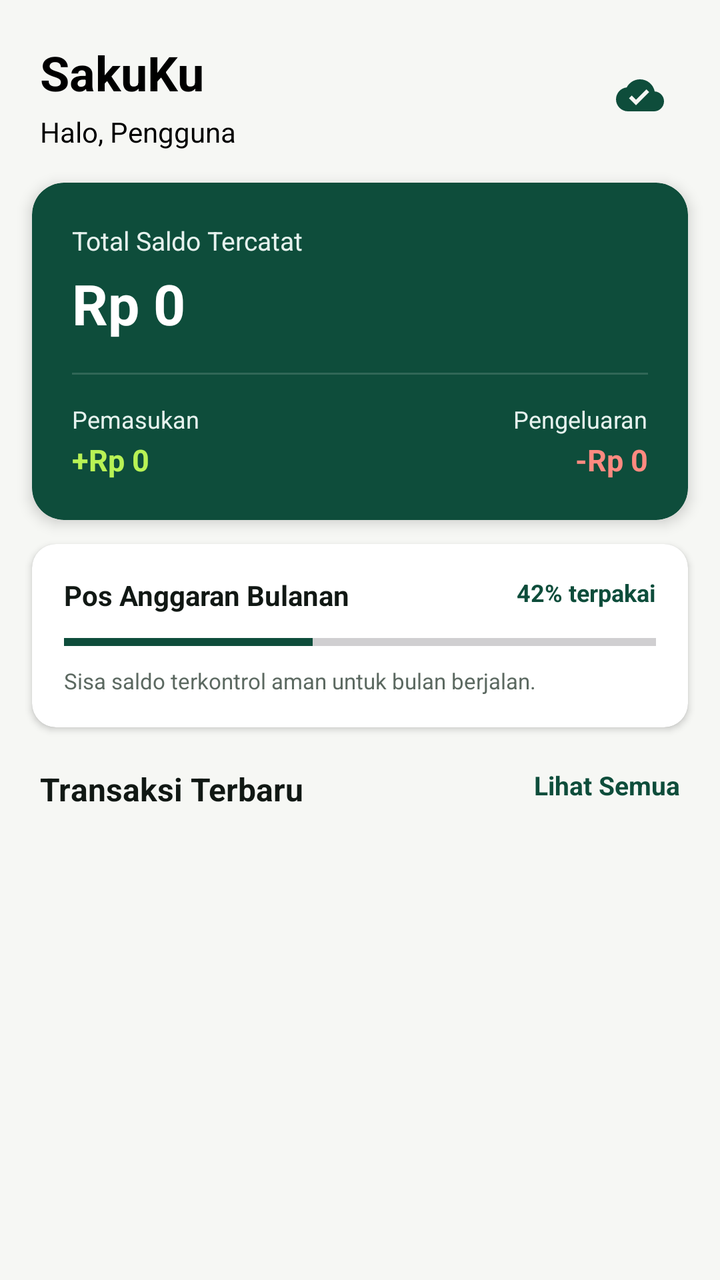
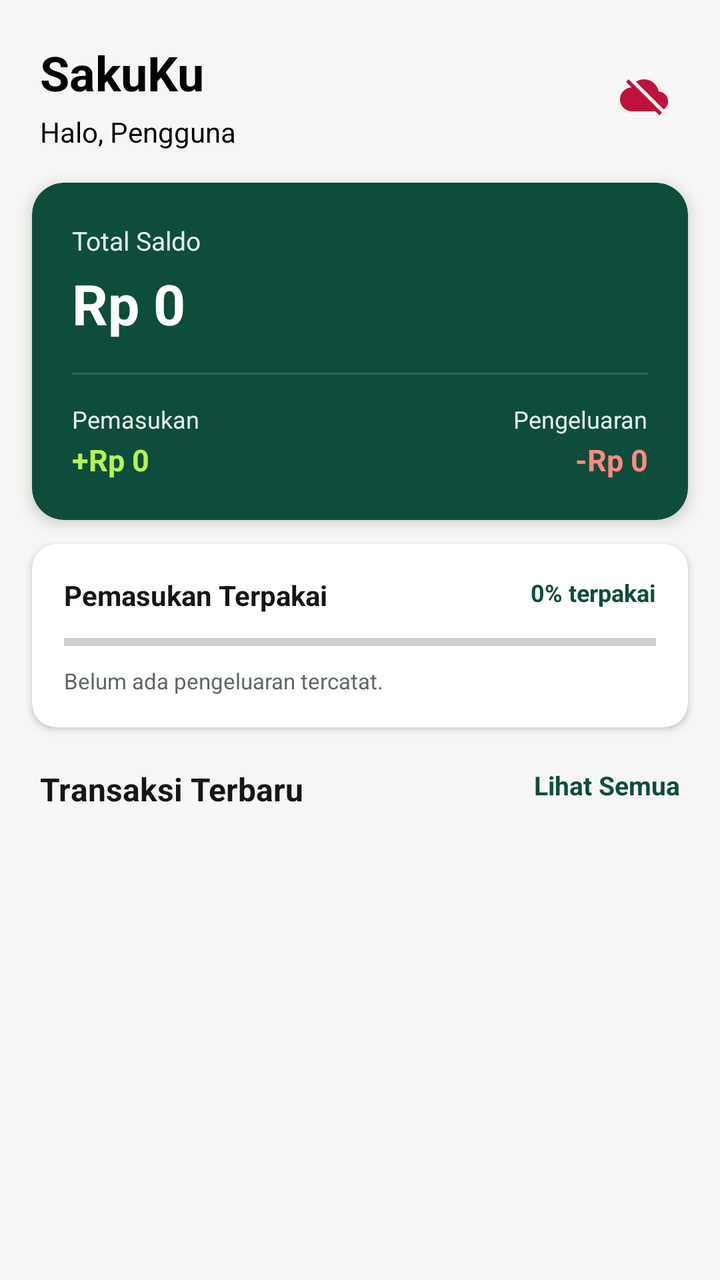

The first picture is an Android layout as it rendered before a commit; the second is the same layout after the commit. The layout source and the unified diff follow.
<!-- AndroidManifest.xml: application theme Theme.SakuKu -->
<!-- res/layout/fragment_beranda.xml -->
<?xml version="1.0" encoding="utf-8"?>
<androidx.constraintlayout.widget.ConstraintLayout xmlns:android="http://schemas.android.com/apk/res/android"
    xmlns:app="http://schemas.android.com/apk/res-auto"
    xmlns:tools="http://schemas.android.com/tools"
    android:layout_width="match_parent"
    android:layout_height="match_parent"
    android:background="@color/canvas_stone">

    
    <androidx.core.widget.NestedScrollView
        android:id="@+id/scrollBeranda"
        android:layout_width="match_parent"
        android:layout_height="0dp"
        android:fillViewport="true"
        app:layout_constraintBottom_toBottomOf="parent"
        app:layout_constraintEnd_toEndOf="parent"
        app:layout_constraintStart_toStartOf="parent"
        app:layout_constraintTop_toTopOf="parent">

        <androidx.constraintlayout.widget.ConstraintLayout
            android:layout_width="match_parent"
            android:layout_height="wrap_content"
            android:paddingBottom="24dp">

            
            <TextView
                android:id="@+id/txtAppTitle"
                android:layout_width="0dp"
                android:layout_height="wrap_content"
                android:layout_marginStart="20dp"
                android:layout_marginTop="20dp"
                android:layout_marginEnd="12dp"
                android:text="@string/app_name"
                android:textColor="@color/black"
                android:textSize="24sp"
                android:textStyle="bold"
                app:layout_constraintEnd_toStartOf="@+id/imgStatusData"
                app:layout_constraintStart_toStartOf="parent"
                app:layout_constraintTop_toTopOf="parent" />

            <TextView
                android:id="@+id/txtGreeting"
                android:layout_width="0dp"
                android:layout_height="wrap_content"
                android:layout_marginStart="20dp"
                android:layout_marginTop="4dp"
                android:layout_marginEnd="12dp"
                android:text="Halo, Pengguna"
                android:textColor="@color/black"
                android:textSize="14sp"
                app:layout_constraintEnd_toStartOf="@+id/imgStatusData"
                app:layout_constraintStart_toStartOf="parent"
                app:layout_constraintTop_toBottomOf="@+id/txtAppTitle" />

            
            <ImageView
                android:id="@+id/imgStatusData"
                android:layout_width="40dp"
                android:layout_height="40dp"
                android:layout_marginEnd="20dp"
                android:background="?attr/selectableItemBackgroundBorderless"
                android:contentDescription="Status Data"
                android:padding="8dp"
                android:src="@drawable/baseline_cloud_done_24"
                app:layout_constraintBottom_toBottomOf="@+id/txtGreeting"
                app:layout_constraintEnd_toEndOf="parent"
                app:layout_constraintTop_toTopOf="@+id/txtAppTitle"
                app:tint="@color/pine_primary" />

            
            <androidx.cardview.widget.CardView
                android:id="@+id/cardSaldo"
                android:layout_width="0dp"
                android:layout_height="wrap_content"
                android:layout_marginHorizontal="16dp"
                android:layout_marginTop="16dp"
                app:cardBackgroundColor="@color/pine_primary"
                app:cardCornerRadius="16dp"
                app:cardElevation="4dp"
                app:layout_constraintEnd_toEndOf="parent"
                app:layout_constraintStart_toStartOf="parent"
                app:layout_constraintTop_toBottomOf="@+id/txtGreeting">

                <androidx.constraintlayout.widget.ConstraintLayout
                    android:layout_width="match_parent"
                    android:layout_height="wrap_content"
                    android:padding="20dp">

                    <TextView
                        android:id="@+id/lblTotalSaldo"
                        android:layout_width="wrap_content"
                        android:layout_height="wrap_content"
                        android:text="Total Saldo Tercatat"
                        android:textColor="@color/pine_subtle"
                        android:textSize="13sp"
                        app:layout_constraintStart_toStartOf="parent"
                        app:layout_constraintTop_toTopOf="parent" />

                    <TextView
                        android:id="@+id/txtTotalSaldo"
                        android:layout_width="wrap_content"
                        android:layout_height="wrap_content"
                        android:layout_marginTop="4dp"
                        android:text="Rp 0"
                        android:textColor="@color/surface_white"
                        android:textSize="28sp"
                        android:textStyle="bold"
                        app:layout_constraintStart_toStartOf="parent"
                        app:layout_constraintTop_toBottomOf="@+id/lblTotalSaldo" />

                    <View
                        android:id="@+id/dividerSaldo"
                        android:layout_width="0dp"
                        android:layout_height="1dp"
                        android:layout_marginTop="16dp"
                        android:background="#25FFFFFF"
                        app:layout_constraintEnd_toEndOf="parent"
                        app:layout_constraintStart_toStartOf="parent"
                        app:layout_constraintTop_toBottomOf="@+id/txtTotalSaldo" />

                    
                    <TextView
                        android:id="@+id/lblPemasukan"
                        android:layout_width="wrap_content"
                        android:layout_height="wrap_content"
                        android:layout_marginTop="14dp"
                        android:text="Pemasukan"
                        android:textColor="@color/pine_subtle"
                        android:textSize="12sp"
                        app:layout_constraintStart_toStartOf="parent"
                        app:layout_constraintTop_toBottomOf="@+id/dividerSaldo" />

                    <TextView
                        android:id="@+id/txtTotalMasuk"
                        android:layout_width="wrap_content"
                        android:layout_height="wrap_content"
                        android:layout_marginTop="2dp"
                        android:text="+Rp 0"
                        android:textColor="@color/lime_accent"
                        android:textSize="15sp"
                        android:textStyle="bold"
                        app:layout_constraintStart_toStartOf="parent"
                        app:layout_constraintTop_toBottomOf="@+id/lblPemasukan" />

                    
                    <TextView
                        android:id="@+id/lblPengeluaran"
                        android:layout_width="wrap_content"
                        android:layout_height="wrap_content"
                        android:layout_marginTop="14dp"
                        android:text="Pengeluaran"
                        android:textColor="@color/pine_subtle"
                        android:textSize="12sp"
                        app:layout_constraintEnd_toEndOf="parent"
                        app:layout_constraintTop_toBottomOf="@+id/dividerSaldo" />

                    <TextView
                        android:id="@+id/txtTotalKeluar"
                        android:layout_width="wrap_content"
                        android:layout_height="wrap_content"
                        android:layout_marginTop="2dp"
                        android:text="-Rp 0"
                        android:textColor="#FF8A80"
                        android:textSize="15sp"
                        android:textStyle="bold"
                        app:layout_constraintEnd_toEndOf="parent"
                        app:layout_constraintTop_toBottomOf="@+id/lblPengeluaran" />

                </androidx.constraintlayout.widget.ConstraintLayout>
            </androidx.cardview.widget.CardView>

            
            <androidx.cardview.widget.CardView
                android:id="@+id/cardAnggaran"
                android:layout_width="0dp"
                android:layout_height="wrap_content"
                android:layout_marginHorizontal="16dp"
                android:layout_marginTop="12dp"
                app:cardBackgroundColor="@color/surface_white"
                app:cardCornerRadius="12dp"
                app:cardElevation="2dp"
                app:layout_constraintEnd_toEndOf="parent"
                app:layout_constraintStart_toStartOf="parent"
                app:layout_constraintTop_toBottomOf="@+id/cardSaldo">

                <androidx.constraintlayout.widget.ConstraintLayout
                    android:layout_width="match_parent"
                    android:layout_height="wrap_content"
                    android:padding="16dp">

                    <TextView
                        android:id="@+id/lblAnggaran"
                        android:layout_width="wrap_content"
                        android:layout_height="wrap_content"
                        android:text="Pos Anggaran Bulanan"
                        android:textColor="@color/text_primary"
                        android:textSize="14sp"
                        android:textStyle="bold"
                        app:layout_constraintStart_toStartOf="parent"
                        app:layout_constraintTop_toTopOf="parent" />

                    <TextView
                        android:id="@+id/txtPersenAnggaran"
                        android:layout_width="wrap_content"
                        android:layout_height="wrap_content"
                        android:text="42% terpakai"
                        android:textColor="@color/pine_primary"
                        android:textSize="12sp"
                        android:textStyle="bold"
                        app:layout_constraintEnd_toEndOf="parent"
                        app:layout_constraintTop_toTopOf="parent" />

                    <ProgressBar
                        android:id="@+id/progressAnggaran"
                        style="?android:attr/progressBarStyleHorizontal"
                        android:layout_width="0dp"
                        android:layout_height="8dp"
                        android:layout_marginTop="10dp"
                        android:progress="42"
                        android:progressTint="@color/pine_primary"
                        app:layout_constraintEnd_toEndOf="parent"
                        app:layout_constraintStart_toStartOf="parent"
                        app:layout_constraintTop_toBottomOf="@+id/lblAnggaran" />

                    <TextView
                        android:id="@+id/txtKetAnggaran"
                        android:layout_width="0dp"
                        android:layout_height="wrap_content"
                        android:layout_marginTop="8dp"
                        android:text="Sisa saldo terkontrol aman untuk bulan berjalan."
                        android:textColor="@color/text_muted"
                        android:textSize="11sp"
                        app:layout_constraintEnd_toEndOf="parent"
                        app:layout_constraintStart_toStartOf="parent"
                        app:layout_constraintTop_toBottomOf="@+id/progressAnggaran" />

                </androidx.constraintlayout.widget.ConstraintLayout>
            </androidx.cardview.widget.CardView>

            
            <TextView
                android:id="@+id/lblRecent"
                android:layout_width="wrap_content"
                android:layout_height="wrap_content"
                android:layout_marginStart="20dp"
                android:layout_marginTop="20dp"
                android:text="Transaksi Terbaru"
                android:textColor="@color/text_primary"
                android:textSize="16sp"
                android:textStyle="bold"
                app:layout_constraintStart_toStartOf="parent"
                app:layout_constraintTop_toBottomOf="@+id/cardAnggaran" />

            <TextView
                android:id="@+id/txtLihatSemua"
                android:layout_width="wrap_content"
                android:layout_height="wrap_content"
                android:layout_marginTop="20dp"
                android:layout_marginEnd="20dp"
                android:text="Lihat Semua"
                android:textColor="@color/pine_primary"
                android:textSize="13sp"
                android:textStyle="bold"
                app:layout_constraintEnd_toEndOf="parent"
                app:layout_constraintTop_toBottomOf="@+id/cardAnggaran" />

            
            <androidx.recyclerview.widget.RecyclerView
                android:id="@+id/rvRecentTransaksi"
                android:layout_width="0dp"
                android:layout_height="wrap_content"
                android:layout_marginTop="8dp"
                android:nestedScrollingEnabled="false"
                app:layout_constraintEnd_toEndOf="parent"
                app:layout_constraintStart_toStartOf="parent"
                app:layout_constraintTop_toBottomOf="@+id/lblRecent"
                tools:itemCount="3"
                tools:listitem="@layout/card_transaksi" />

        </androidx.constraintlayout.widget.ConstraintLayout>
    </androidx.core.widget.NestedScrollView>

</androidx.constraintlayout.widget.ConstraintLayout>
<!-- res/layout/card_transaksi.xml (included above) -->
<?xml version="1.0" encoding="utf-8"?>
<androidx.constraintlayout.widget.ConstraintLayout xmlns:android="http://schemas.android.com/apk/res/android"
    xmlns:app="http://schemas.android.com/apk/res-auto"
    xmlns:tools="http://schemas.android.com/tools"
    android:layout_width="match_parent"
    android:layout_height="wrap_content">

    <androidx.cardview.widget.CardView
        android:layout_width="0dp"
        android:layout_height="wrap_content"
        android:layout_marginHorizontal="16dp"
        android:layout_marginVertical="6dp"
        app:cardBackgroundColor="@color/surface_white"
        app:cardCornerRadius="12dp"
        app:cardElevation="2dp"
        app:layout_constraintBottom_toBottomOf="parent"
        app:layout_constraintEnd_toEndOf="parent"
        app:layout_constraintStart_toStartOf="parent"
        app:layout_constraintTop_toTopOf="parent">

        <androidx.constraintlayout.widget.ConstraintLayout
            android:layout_width="match_parent"
            android:layout_height="wrap_content"
            android:padding="14dp">

            
            <ImageView
                android:id="@+id/imgKategori"
                android:layout_width="44dp"
                android:layout_height="44dp"
                android:background="@drawable/bg_spinner"
                android:backgroundTint="@color/pine_subtle"
                android:padding="10dp"
                android:src="@drawable/baseline_receipt_long_24"
                app:layout_constraintBottom_toBottomOf="parent"
                app:layout_constraintStart_toStartOf="parent"
                app:layout_constraintTop_toTopOf="parent"
                app:tint="@color/pine_primary" />

            
            <TextView
                android:id="@+id/txtJudul"
                android:layout_width="0dp"
                android:layout_height="wrap_content"
                android:layout_marginStart="12dp"
                android:layout_marginEnd="8dp"
                android:ellipsize="end"
                android:maxLines="1"
                android:text="Warung Bu Sari"
                android:textColor="@color/text_primary"
                android:textSize="15sp"
                android:textStyle="bold"
                app:layout_constraintEnd_toStartOf="@+id/txtNominal"
                app:layout_constraintStart_toEndOf="@+id/imgKategori"
                app:layout_constraintTop_toTopOf="parent" />

            
            <TextView
                android:id="@+id/txtSubDetail"
                android:layout_width="0dp"
                android:layout_height="wrap_content"
                android:layout_marginStart="12dp"
                android:layout_marginTop="4dp"
                android:layout_marginEnd="8dp"
                android:ellipsize="end"
                android:maxLines="1"
                android:text="Makan &amp; Minum · Tunai · 12 Nov 2026"
                android:textColor="@color/text_muted"
                android:textSize="12sp"
                app:layout_constraintBottom_toBottomOf="parent"
                app:layout_constraintEnd_toStartOf="@+id/txtNominal"
                app:layout_constraintStart_toEndOf="@+id/imgKategori"
                app:layout_constraintTop_toBottomOf="@+id/txtJudul" />

            
            <TextView
                android:id="@+id/txtNominal"
                android:layout_width="wrap_content"
                android:layout_height="wrap_content"
                android:text="-Rp 32.000"
                android:textColor="@color/expense_rose"
                android:textSize="15sp"
                android:textStyle="bold"
                app:layout_constraintBottom_toBottomOf="parent"
                app:layout_constraintEnd_toEndOf="parent"
                app:layout_constraintTop_toTopOf="parent" />

        </androidx.constraintlayout.widget.ConstraintLayout>
    </androidx.cardview.widget.CardView>

</androidx.constraintlayout.widget.ConstraintLayout>
<!-- resources referenced by this layout -->
<resources>
  <color name="black">#FF000000</color>
  <color name="canvas_stone">#F6F7F4</color>
  <color name="expense_rose">#BE123C</color>
  <color name="lime_accent">#B8F255</color>
  <color name="pine_primary">#0E4D3B</color>
  <color name="pine_subtle">#E6F2EE</color>
  <color name="surface_white">#FFFFFF</color>
  <color name="text_muted">#5C6961</color>
  <color name="text_primary">#111814</color>
  <!-- drawable baseline_cloud_done_24 (drawable) -->
  <vector xmlns:android="http://schemas.android.com/apk/res/android"
      android:width="24dp"
      android:height="24dp"
      android:viewportWidth="24"
      android:viewportHeight="24">
    <path
        android:fillColor="@android:color/white"
        android:pathData="M19.35,10.04C18.67,6.59 15.64,4 12,4 9.11,4 6.6,5.64 5.35,8.04 2.34,8.36 0,10.91 0,14c0,3.31 2.69,6 6,6h13c2.76,0 5,-2.24 5,-5 0,-2.64 -2.05,-4.78 -4.65,-4.96zM10,17l-3.5,-3.5 1.41,-1.41L10,14.17 15.18,9l1.41,1.41L10,17z"/>
  </vector>
  <!-- drawable bg_spinner (drawable) -->
  <?xml version="1.0" encoding="utf-8"?>
  <shape xmlns:android="http://schemas.android.com/apk/res/android">
      <solid android:color="@color/surface_white" />
      <stroke android:width="1dp" android:color="@color/border_control" />
      <corners android:radius="8dp" />
      <padding
          android:left="12dp"
          android:top="8dp"
          android:right="12dp"
          android:bottom="8dp" />
  </shape>
  <string name="app_name">SakuKu</string>
  <style name="Theme.SakuKu" parent="Base.Theme.SakuKu" />
  <color name="border_control">#849088</color>
  <style name="Base.Theme.SakuKu" parent="Theme.Material3.Light.NoActionBar">
          
          <item name="colorPrimary">@color/pine_primary</item>
          <item name="colorOnPrimary">@color/white</item>
          <item name="colorPrimaryContainer">@color/pine_subtle</item>
          <item name="colorOnPrimaryContainer">@color/pine_primary</item>
  
          <item name="colorSecondary">@color/lime_accent</item>
          <item name="colorOnSecondary">@color/pine_deep</item>
          <item name="colorSecondaryContainer">@android:color/transparent</item>
          <item name="colorOnSecondaryContainer">@color/pine_primary</item>
  
          <item name="colorSurface">@color/white</item>
          <item name="colorOnSurface">@color/text_primary</item>
  
          
          <item name="android:statusBarColor">@color/pine_primary</item>
          <item name="android:windowLightStatusBar">false</item>
          <item name="android:windowBackground">@color/canvas_stone</item>
  
          
          <item name="bottomNavigationStyle">@style/Widget.SakuKu.BottomNavigationView</item>
      </style>
  <color name="white">#FFFFFFFF</color>
  <color name="pine_deep">#0A382B</color>
  <style name="Widget.SakuKu.BottomNavigationView" parent="Widget.Material3.BottomNavigationView">
          <item name="shapeAppearance">@style/ShapeAppearance.SakuKu.BottomNav</item>
      </style>
  <style name="ShapeAppearance.SakuKu.BottomNav" parent="">
          <item name="cornerSizeTopLeft">20dp</item>
          <item name="cornerSizeTopRight">20dp</item>
          <item name="cornerSizeBottomLeft">0dp</item>
          <item name="cornerSizeBottomRight">0dp</item>
      </style>
  <!-- unchanged entries left out for length: 1 -->
</resources>

<!-- the commit's change to res/layout/fragment_beranda.xml (unified diff, before → after) -->
@@ -55,17 +55,19 @@
             
             <ImageView
                 android:id="@+id/imgStatusData"
-                android:layout_width="40dp"
-                android:layout_height="40dp"
-                android:layout_marginEnd="20dp"
+                android:layout_width="44dp"
+                android:layout_height="44dp"
+                android:layout_marginEnd="16dp"
                 android:background="?attr/selectableItemBackgroundBorderless"
+                android:clickable="true"
                 android:contentDescription="Status Data"
-                android:padding="8dp"
-                android:src="@drawable/baseline_cloud_done_24"
+                android:focusable="true"
+                android:padding="10dp"
+                android:src="@drawable/baseline_cloud_off_24"
                 app:layout_constraintBottom_toBottomOf="@+id/txtGreeting"
                 app:layout_constraintEnd_toEndOf="parent"
                 app:layout_constraintTop_toTopOf="@+id/txtAppTitle"
-                app:tint="@color/pine_primary" />
+                app:tint="@color/expense_rose" />
 
             
             <androidx.cardview.widget.CardView
@@ -90,7 +92,7 @@
                         android:id="@+id/lblTotalSaldo"
                         android:layout_width="wrap_content"
                         android:layout_height="wrap_content"
-                        android:text="Total Saldo Tercatat"
+                        android:text="Total Saldo"
                         android:textColor="@color/pine_subtle"
                         android:textSize="13sp"
                         app:layout_constraintStart_toStartOf="parent"
@@ -192,7 +194,7 @@
                         android:id="@+id/lblAnggaran"
                         android:layout_width="wrap_content"
                         android:layout_height="wrap_content"
-                        android:text="Pos Anggaran Bulanan"
+                        android:text="Pemasukan Terpakai"
                         android:textColor="@color/text_primary"
                         android:textSize="14sp"
                         android:textStyle="bold"
@@ -203,7 +205,7 @@
                         android:id="@+id/txtPersenAnggaran"
                         android:layout_width="wrap_content"
                         android:layout_height="wrap_content"
-                        android:text="42% terpakai"
+                        android:text="0% terpakai"
                         android:textColor="@color/pine_primary"
                         android:textSize="12sp"
                         android:textStyle="bold"
@@ -216,7 +218,7 @@
                         android:layout_width="0dp"
                         android:layout_height="8dp"
                         android:layout_marginTop="10dp"
-                        android:progress="42"
+                        android:progress="0"
                         android:progressTint="@color/pine_primary"
                         app:layout_constraintEnd_toEndOf="parent"
                         app:layout_constraintStart_toStartOf="parent"
@@ -227,7 +229,7 @@
                         android:layout_width="0dp"
                         android:layout_height="wrap_content"
                         android:layout_marginTop="8dp"
-                        android:text="Sisa saldo terkontrol aman untuk bulan berjalan."
+                        android:text="Belum ada pengeluaran tercatat."
                         android:textColor="@color/text_muted"
                         android:textSize="11sp"
                         app:layout_constraintEnd_toEndOf="parent"
@@ -330,7 +332,7 @@
                 android:layout_marginEnd="8dp"
                 android:ellipsize="end"
                 android:maxLines="1"
-                android:text="Warung Bu Sari"
+                android:text="Judul Transaksi"
                 android:textColor="@color/text_primary"
                 android:textSize="15sp"
                 android:textStyle="bold"
@@ -348,7 +350,7 @@
                 android:layout_marginEnd="8dp"
                 android:ellipsize="end"
                 android:maxLines="1"
-                android:text="Makan &amp; Minum · Tunai · 12 Nov 2026"
+                android:text="Kategori · Kantong · -"
                 android:textColor="@color/text_muted"
                 android:textSize="12sp"
                 app:layout_constraintBottom_toBottomOf="parent"
@@ -361,7 +363,7 @@
                 android:id="@+id/txtNominal"
                 android:layout_width="wrap_content"
                 android:layout_height="wrap_content"
-                android:text="-Rp 32.000"
+                android:text="Rp 0"
                 android:textColor="@color/expense_rose"
                 android:textSize="15sp"
                 android:textStyle="bold"
<!-- resource entries referenced after the edit -->
@@ -9,7 +9,7 @@
   <color name="surface_white">#FFFFFF</color>
   <color name="text_muted">#5C6961</color>
   <color name="text_primary">#111814</color>
-  <!-- drawable baseline_cloud_done_24 (drawable) -->
+  <!-- drawable baseline_cloud_off_24 (drawable) -->
   <vector xmlns:android="http://schemas.android.com/apk/res/android"
       android:width="24dp"
       android:height="24dp"
@@ -17,7 +17,7 @@
       android:viewportHeight="24">
     <path
         android:fillColor="@android:color/white"
-        android:pathData="M19.35,10.04C18.67,6.59 15.64,4 12,4 9.11,4 6.6,5.64 5.35,8.04 2.34,8.36 0,10.91 0,14c0,3.31 2.69,6 6,6h13c2.76,0 5,-2.24 5,-5 0,-2.64 -2.05,-4.78 -4.65,-4.96zM10,17l-3.5,-3.5 1.41,-1.41L10,14.17 15.18,9l1.41,1.41L10,17z"/>
+        android:pathData="M19.35,10.04C18.67,6.59 15.64,4 12,4c-1.48,0 -2.85,0.43 -4.01,1.17l13.9,13.9C23.16,18.16 24,16.68 24,15c0,-2.64 -2.05,-4.78 -4.65,-4.96zM3,5.27l2.75,2.74C2.56,8.15 0,10.77 0,14c0,3.31 2.69,6 6,6h11.73l2,2L21,20.73 4.27,4 3,5.27z"/>
   </vector>
   <!-- drawable bg_spinner (drawable) -->
   <?xml version="1.0" encoding="utf-8"?>
@@ -48,6 +48,12 @@
   
           <item name="colorSurface">@color/white</item>
           <item name="colorOnSurface">@color/text_primary</item>
+          <item name="colorSurfaceContainer">@color/surface_white</item>
+          <item name="colorSurfaceContainerLow">@color/canvas_stone</item>
+          <item name="colorSurfaceContainerHigh">@color/surface_white</item>
+          <item name="colorSurfaceContainerHighest">@color/surface_muted</item>
+          <item name="colorControlActivated">@color/pine_primary</item>
+          <item name="colorControlHighlight">@color/pine_subtle</item>
   
           
           <item name="android:statusBarColor">@color/pine_primary</item>
@@ -59,6 +65,7 @@
       </style>
   <color name="white">#FFFFFFFF</color>
   <color name="pine_deep">#0A382B</color>
+  <color name="surface_muted">#EEEFEA</color>
   <style name="Widget.SakuKu.BottomNavigationView" parent="Widget.Material3.BottomNavigationView">
           <item name="shapeAppearance">@style/ShapeAppearance.SakuKu.BottomNav</item>
       </style>
